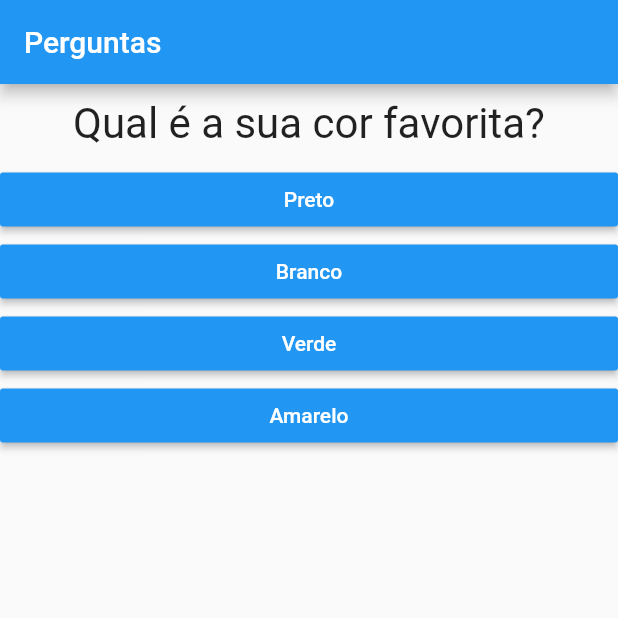
After one commit to Hdlara/Projeto_perguntas, a Flutter app: the screen it shows after launch, on a phone screen of 412 x 824 dp, the top half of it. The commit adds this screen. Run offline on Flutter 3.47's test engine with Material 2 defaults, Android fonts, the phone set to English and light mode, and no system bars.

Commit message:
reforing part of the questionnaire

```diff
--- a/lib/main.dart
+++ b/lib/main.dart
@@ -1,7 +1,7 @@
 import 'package:flutter/material.dart';
-import './questao.dart';
-import './resposta.dart';
+import 'package:projeto_perguntas/questionario.dart';
 import './resultado.dart';
+import './questionario.dart';
 
 main() {
   runApp(new PerguntaApp());
@@ -39,10 +39,6 @@ class _PerguntaAppState extends State<PerguntaApp> {
 
   @override
   Widget build(BuildContext context) {
-    List<String> respostas = temPerguntaSelecionada
-        ? _perguntas[_perguntaSelecionada]['respostas']
-        : null;
-
     //for (String textoResp in respostas) {
     //  widgets.add(Resposta(textoResp, _responder));
     //}
@@ -53,11 +49,10 @@ class _PerguntaAppState extends State<PerguntaApp> {
           title: Text('Perguntas'),
         ),
         body: temPerguntaSelecionada
-            ? Column(
-                children: [
-                  Questao(_perguntas[_perguntaSelecionada]['texto']),
-                  ...respostas.map((t) => Resposta(t, _responder)).toList(),
-                ],
+            ? Questionario(
+                perguntas: _perguntas,
+                perguntaSelecionada: _perguntaSelecionada,
+                quantoResponder: _responder,
               )
             : Resultado(),
       ),
--- /dev/null
+++ b/lib/questionario.dart
@@ -0,0 +1,33 @@
+import 'package:flutter/material.dart';
+import './questao.dart';
+import './resposta.dart';
+
+class Questionario extends StatelessWidget {
+  final List<Map<String, Object>> perguntas;
+  final int perguntaSelecionada;
+  final void Function() quantoResponder;
+
+  Questionario({
+    @required this.perguntas,
+    @required this.perguntaSelecionada,
+    @required this.quantoResponder,
+  });
+
+  bool get temPerguntaSelecionada {
+    return perguntaSelecionada < perguntas.length;
+  }
+
+  @override
+  Widget build(BuildContext context) {
+    List<String> respostas = temPerguntaSelecionada
+        ? perguntas[perguntaSelecionada]['respostas']
+        : null;
+
+    return Column(
+      children: [
+        Questao(perguntas[perguntaSelecionada]['texto']),
+        ...respostas.map((t) => Resposta(t, quantoResponder)).toList(),
+      ],
+    );
+  }
+}
```
